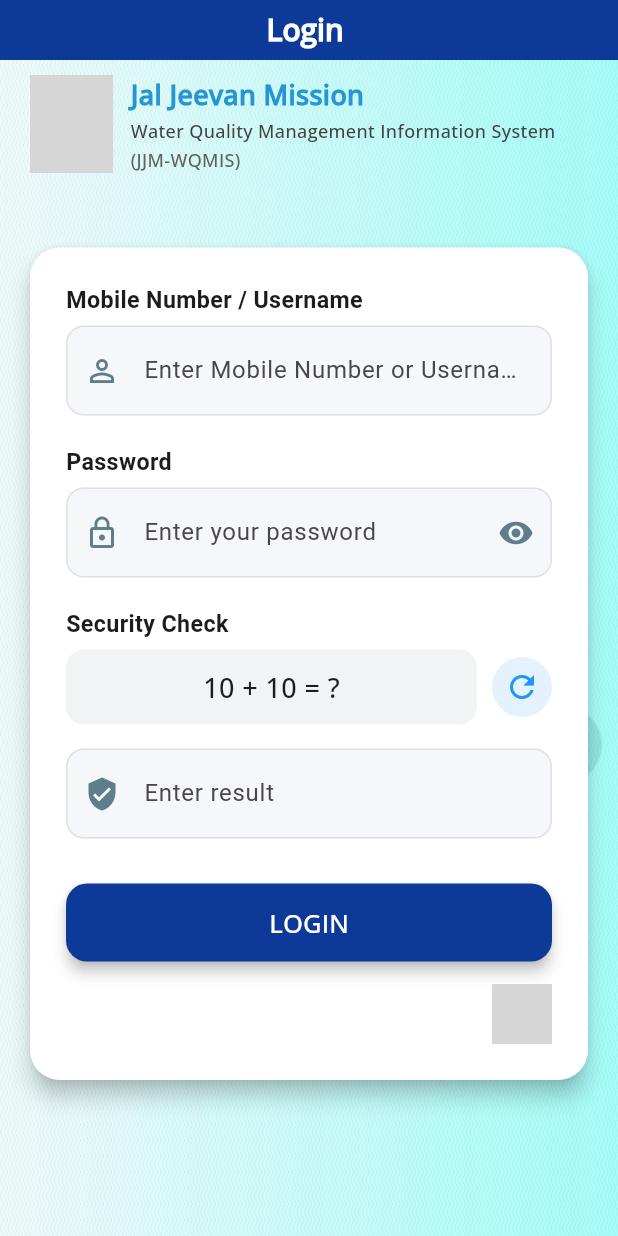
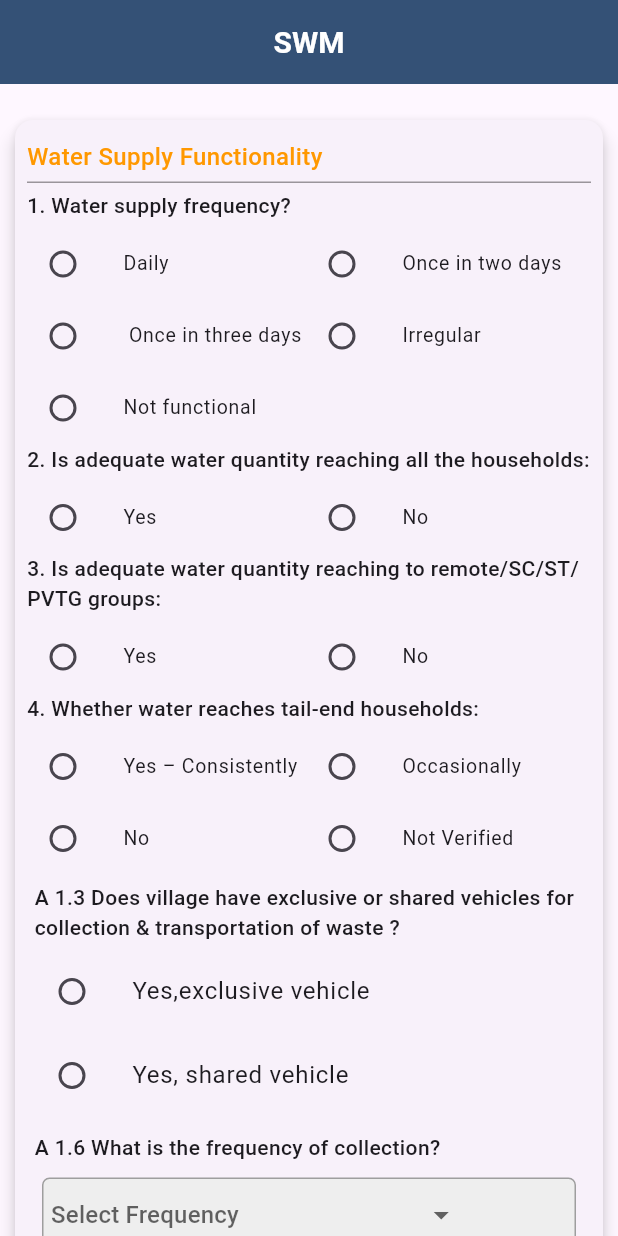
Before and after one commit to shubhamdevgupta/cno_inspector, a Flutter app: the screen it shows after launch, on a phone screen of 412 x 824 dp. Run offline on Flutter 3.47's test engine with Material 3 defaults, Android fonts, the phone set to English and light mode, and no system bars; our stand-ins replace connectivity_plus, device_info_plus, flutter_image_compress, fluttertoast, image_picker, shared_preferences; missing offline and left inert: encrypt; accounts and stored records are empty; grey boxes are pictures that could not be loaded.

```diff
--- a/lib/main.dart
+++ b/lib/main.dart
@@ -1,10 +1,11 @@
 import 'package:cno_inspection/provider/authentication_provider.dart';
 import 'package:cno_inspection/utils/AppConstants.dart';
+import 'package:cno_inspection/views/InteractionVWSC/vwscScreen.dart';
 import 'package:cno_inspection/views/auth/DashboardScreen.dart';
 import 'package:cno_inspection/views/auth/LoginScreen.dart';
-import 'package:cno_inspection/views/auth/SplashScreen.dart';
 import 'package:flutter/material.dart';
 import 'package:provider/provider.dart';
+
 final GlobalKey<NavigatorState> navigatorKey = GlobalKey<NavigatorState>();
 
 void main() async {
@@ -19,6 +20,7 @@ void main() async {
     ),
   );
 }
+
 class MyApp extends StatelessWidget {
   const MyApp({super.key});
 
@@ -33,10 +35,9 @@ class MyApp extends StatelessWidget {
       ),
       initialRoute: '/',
       routes: {
-        '/': (context) => SplashScreen(),
+        '/': (context) => SWMQuestions(),
         AppConstants.navigateToDashboard: (context) => Dashboardscreen(),
         AppConstants.navigateToLogin: (context) => Loginscreen(),
-
       },
     );
   }
--- /dev/null
+++ b/lib/utils/CustomRadioQuestion.dart
@@ -0,0 +1,51 @@
+import 'package:flutter/material.dart';
+
+class CustomRadioQuestion extends StatelessWidget {
+  final String questionText;
+  final List<String> options;
+  final String? selectedValue;
+  final Function(String?) onChanged;
+
+  const CustomRadioQuestion({
+    Key? key,
+    required this.questionText,
+    required this.options,
+    required this.selectedValue,
+    required this.onChanged,
+  }) : super(key: key);
+
+  @override
+  Widget build(BuildContext context) {
+    // Ensure there are at least 2 options
+    final safeOptions = options.length >= 2 ? options : ['Yes', 'No'];
+
+    return Column(
+      crossAxisAlignment: CrossAxisAlignment.start,
+      children: [
+        Text(
+          questionText,
+          style: const TextStyle(fontSize: 14, fontWeight: FontWeight.w500),
+        ),
+        const SizedBox(height: 5),
+        Wrap(
+          alignment: WrapAlignment.start,
+          children: safeOptions.map((option) {
+            return Container(
+              width: MediaQuery.of(context).size.width / 2 - 20, // 2 in a row
+              child: ListTile(
+                dense: true,
+                contentPadding: EdgeInsets.zero,
+                title: Text(option),
+                leading: Radio<String>(
+                  value: option,
+                  groupValue: selectedValue,
+                  onChanged: onChanged,
+                ),
+              ),
+            );
+          }).toList(),
+        ),
+      ],
+    );
+  }
+}
--- /dev/null
+++ b/lib/views/InteractionVWSC/vwscScreen.dart
@@ -0,0 +1,313 @@
+import 'package:flutter/material.dart';
+
+import '../../utils/CustomRadioQuestion.dart';
+
+class SWMQuestions extends StatefulWidget {
+  const SWMQuestions({Key? key}) : super(key: key);
+
+  @override
+  _SWMQuestions createState() => _SWMQuestions();
+}
+
+class _SWMQuestions extends State<SWMQuestions> {
+  String _selectedValue = 'yes'; // Default selected value
+  String? selectedValueQ1;
+
+  final List<String> _dropdownOptions = [
+    'Atleast once in 7 days',
+    'Atleast once in 15 days',
+    'Atleast once in more than 15 days'
+  ];
+  String? SetFreq;
+
+  @override
+  Widget build(BuildContext context) {
+    return WillPopScope(
+      onWillPop: () async {
+        // Replace the current route with a new one
+        /*   Navigator.of(context).pushReplacement(
+          MaterialPageRoute(builder: (_) => VillageList()),
+        );*/
+
+        // Return false to prevent the default back navigation behavior
+        return false;
+      },
+      child: Scaffold(
+        appBar: AppBar(
+          iconTheme: IconThemeData(color: Colors.black),
+          centerTitle: true,
+          title: Text(
+            'SWM',
+            style: TextStyle(
+                fontSize: 20, fontWeight: FontWeight.bold, color: Colors.white),
+          ),
+          backgroundColor: Color(0xffb2B4E71),
+          elevation: 5,
+        ),
+        body: Stack(
+          children: [
+            SingleChildScrollView(
+              child: Container(
+                padding: const EdgeInsets.only(
+                    top: 20, left: 6, right: 6, bottom: 5),
+                child: Column(
+                  crossAxisAlignment: CrossAxisAlignment.start,
+                  children: [
+                    Card(
+                      elevation: 5,
+                      child: Container(
+                        padding: EdgeInsets.all(8),
+                        width: double.infinity,
+                        child: Column(
+                          crossAxisAlignment: CrossAxisAlignment.start,
+                          children: [
+                            SizedBox(
+                              height: 5,
+                            ),
+                            Text(
+                              "Water Supply Functionality",
+                              style: TextStyle(
+                                  fontWeight: FontWeight.w500,
+                                  fontSize: 16,
+                                  color: Colors.orange),
+                            ),
+                            SizedBox(
+                              height: 5,
+                            ),
+                            Container(
+                              color: Colors.black38, // Color of the line
+                              height: 1.0,
+                              width: double.infinity, // Thickness of the line
+                            ),
+                            SizedBox(
+                              height: 5,
+                            ),
+                            CustomRadioQuestion(
+                              questionText: "1.	Water supply frequency?",
+                              options: ['Daily', 'Once in two days',' Once in three days ','Irregular','Not functional'], // You can pass more options if needed
+                              selectedValue: selectedValueQ1,
+                              onChanged: (val) {
+                                setState(() {
+                                  selectedValueQ1 = val;
+                                });
+                              },
+                            ),
+
+                            CustomRadioQuestion(
+                              questionText: "2.	Is adequate water quantity reaching all the households: ",
+                              options: ['Yes', 'No'], // You can pass more options if needed
+                              selectedValue: selectedValueQ1,
+                              onChanged: (val) {
+                                setState(() {
+                                  selectedValueQ1 = val;
+                                });
+                              },
+                            ),
+                            CustomRadioQuestion(
+                              questionText: "3.	Is adequate water quantity reaching to remote/SC/ST/PVTG groups: ",
+                              options: ['Yes', 'No'], // You can pass more options if needed
+                              selectedValue: selectedValueQ1,
+                              onChanged: (val) {
+                                setState(() {
+                                  selectedValueQ1 = val;
+                                });
+                              },
+                            ),
+                            CustomRadioQuestion(
+                              questionText: "4.	Whether water reaches tail-end households: ",
+                              options: ['Yes – Consistently', 'Occasionally','No','Not Verified'], // You can pass more options if needed
+                              selectedValue: selectedValueQ1,
+                              onChanged: (val) {
+                                setState(() {
+                                  selectedValueQ1 = val;
+                                });
+                              },
+                            ),
+                            Container(
+                              padding: EdgeInsets.all(5),
+                              child: Column(
+                                mainAxisAlignment: MainAxisAlignment.start,
+                                children: <Widget>[
+                                  Text(
+                                    "A 1.3 Does village have exclusive or shared vehicles for collection & transportation of waste ?",
+                                    style: TextStyle(
+                                        fontSize: 14,
+                                        fontWeight: FontWeight.w500),
+                                  ),
+                                  SizedBox(height: 5),
+                                  Container(
+                                    padding:
+                                        EdgeInsets.symmetric(horizontal: 1.0),
+                                    child: Column(
+                                      mainAxisAlignment:
+                                          MainAxisAlignment.start,
+                                      children: <Widget>[
+                                        ListTile(
+                                          contentPadding: EdgeInsets.zero,
+                                          title: const Text(
+                                              'Yes,exclusive vehicle'),
+                                          leading: Radio<String>(
+                                            value: 'Yes',
+                                            groupValue: _selectedValue,
+                                            onChanged: (String? value) {
+                                              setState(() {
+                                                _selectedValue = value!;
+                                              });
+                                            },
+                                          ),
+                                        ),
+                                        ListTile(
+                                          contentPadding: EdgeInsets.zero,
+                                          title:
+                                              const Text('Yes, shared vehicle'),
+                                          leading: Radio<String>(
+                                            value: 'Yes, shared vehicle',
+                                            groupValue: _selectedValue,
+                                            onChanged: (String? value) {
+                                              setState(() {
+                                                _selectedValue = value!;
+                                              });
+                                            },
+                                          ),
+                                        ),
+                                      ],
+                                    ),
+                                  ),
+                                ],
+                              ),
+                            ),
+                            Container(
+                              padding: EdgeInsets.all(5),
+                              child: Column(
+                                mainAxisAlignment: MainAxisAlignment.start,
+                                children: <Widget>[
+                                  Align(
+                                      alignment: Alignment.centerLeft,
+                                      child: Text(
+                                        "A 1.6 What is the frequency of collection?",
+                                        style: TextStyle(
+                                            fontSize: 14,
+                                            fontWeight: FontWeight.w500),
+                                      )),
+                                  SizedBox(height: 5),
+                                  Container(
+                                      width: 400,
+                                      margin: const EdgeInsets.all(5.0),
+                                      padding: const EdgeInsets.only(
+                                          left: 5.0, right: 10.0),
+                                      decoration: BoxDecoration(
+                                          color: Colors.grey[200],
+                                          shape: BoxShape.rectangle,
+                                          border: Border.all(
+                                              color: Colors.grey, width: 1),
+                                          borderRadius:
+                                              BorderRadius.circular(5)),
+                                      child: DropdownButton<String>(
+                                        value: SetFreq,
+                                        hint: Text('Select Frequency'),
+                                        items: _dropdownOptions
+                                            .map((String value) {
+                                          return DropdownMenuItem<String>(
+                                            value: value,
+                                            child: Text(value),
+                                          );
+                                        }).toList(),
+                                        onChanged: (String? newValue) {
+                                          setState(() {
+                                            SetFreq = newValue;
+                                          });
+                                        },
+                                      )),
+                                  SizedBox(height: 20),
+                                  Text(
+                                    "A 1.8 Does the village have a collection and segregation shed for solid waste management?",
+                                    style: TextStyle(
+                                        fontSize: 14,
+                                        fontWeight: FontWeight.w500),
+                                  ),
+                                  SizedBox(height: 5),
+                                  Container(
+                                    padding:
+                                        EdgeInsets.symmetric(horizontal: 1.0),
+                                    child: Row(
+                                      mainAxisAlignment:
+                                          MainAxisAlignment.start,
+                                      children: <Widget>[
+                                        Expanded(
+                                          child: ListTile(
+                                            contentPadding: EdgeInsets.zero,
+                                            title: const Text('Yes'),
+                                            leading: Radio<String>(
+                                              value: 'yes',
+                                              groupValue: _selectedValue,
+                                              onChanged: (String? value) {
+                                                setState(() {
+                                                  _selectedValue = value!;
+                                                });
+                                              },
+                                            ),
+                                          ),
+                                        ),
+                                        Expanded(
+                                          child: ListTile(
+                                            contentPadding: EdgeInsets.zero,
+                                            title: const Text('No'),
+                                            leading: Radio<String>(
+                                              value: 'no',
+                                              groupValue: _selectedValue,
+                                              onChanged: (String? value) {
+                                                setState(() {
+                                                  _selectedValue = value!;
+                                                });
+                                              },
+                                            ),
+                                          ),
+                                        ),
+                                      ],
+                                    ),
+                                  ),
+                                  Align(
+                                    alignment: Alignment.centerRight,
+                                    child: SizedBox(
+                                      height: 35,
+                                      child: ElevatedButton(
+                                        style: ElevatedButton.styleFrom(
+                                          backgroundColor: Color(0xffb0D6EFD),
+                                          shape: RoundedRectangleBorder(
+                                            borderRadius: BorderRadius.circular(
+                                                10), // Adjust the radius as needed
+                                          ),
+                                        ),
+                                        onPressed: () {
+/*
+                                          Navigator.of(context).pushReplacement(MaterialPageRoute(builder: (_) => GWMQuestions()),);
+*/
+                                        },
+                                        child: Text(
+                                          "SAVE & NEXT",
+                                          style: TextStyle(
+                                            fontSize: 14,
+                                            fontWeight: FontWeight.w500,
+                                            color: Colors.white,
+                                          ),
+                                        ),
+                                      ),
+                                    ),
+                                  ),
+                                ],
+                              ),
+                            )
+                          ],
+                        ),
+                      ),
+                    )
+                  ],
+                ),
+              ),
+            )
+          ],
+        ),
+      ),
+    );
+  }
+}
```
Also changed, not shown: lib/views/InteractionVWSC/CommunityInvolvementPartB.dart (added, +147 -0 lines).
